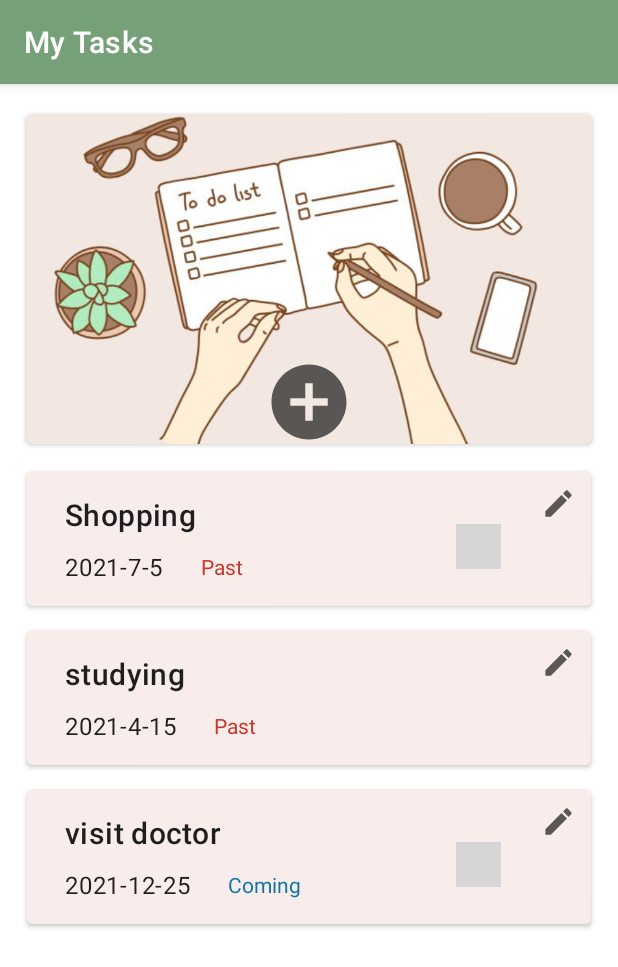
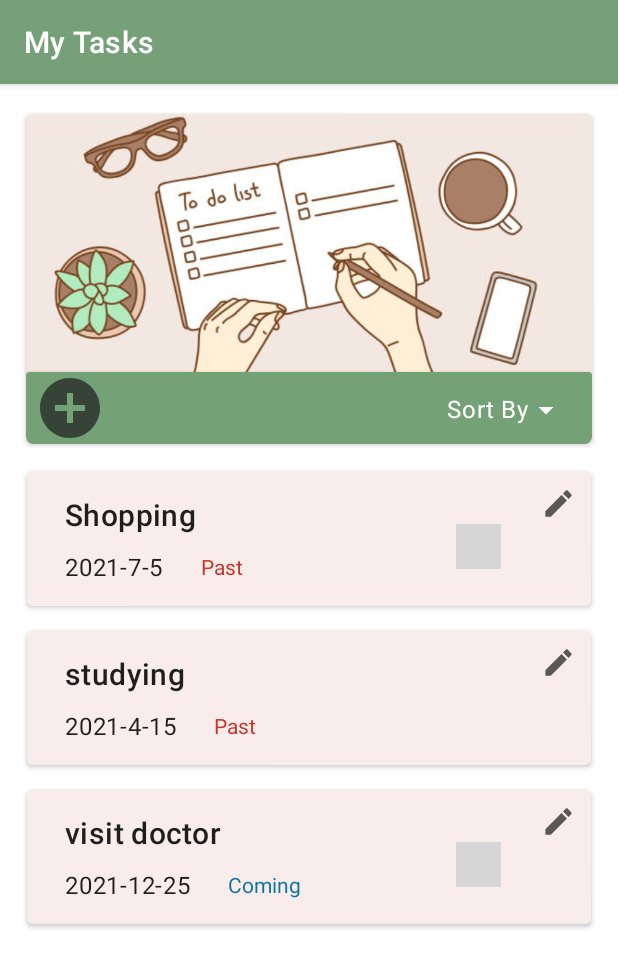
Before and after one commit to reem-altammami/ToDoListApp, an Android app: the screen it shows after launch (MainActivity), on a phone screen of 412 x 824 dp. Shown: the top 967 px of the screen. Run offline under Robolectric (Android 15) with nearby library versions, the phone set to English and light mode, and no system bars; our stand-ins replace data binding, navigation-ui; grey boxes are pictures that could not be loaded.

Commit message:
Sorting Tasks

```diff
--- a/app/src/main/java/adapter/Adapter.kt
+++ b/app/src/main/java/adapter/Adapter.kt
@@ -16,9 +16,11 @@ import androidx.navigation.fragment.findNavController
 import androidx.recyclerview.widget.RecyclerView
 import com.example.todolistapp.R
 import com.example.todolistapp.TaskListFragmentDirections
+import com.example.todolistapp.allTask
+import data.DataSource
 import model.ToDo
 
-class ToDoAdapter (val context: Context, val dataSet:List<ToDo>):RecyclerView.Adapter<ToDoAdapter.ToDoViewHolder>() {
+class ToDoAdapter (val context: Context,val dataSet:List<ToDo> ):RecyclerView.Adapter<ToDoAdapter.ToDoViewHolder>() {
 
     class ToDoViewHolder(view: View) : RecyclerView.ViewHolder(view) {
         val toDoTitle : TextView = view.findViewById(R.id.task_title)
@@ -53,14 +55,12 @@ class ToDoAdapter (val context: Context, val dataSet:List<ToDo>):RecyclerView.Ad
 
         }
 
-        holder.edit.setOnClickListener {
-            val action = TaskListFragmentDirections.actionTaskListFragmentToEditFragment(position)
-            holder.edit.findNavController().navigate(action)
-        }
-//        holder.delete.setOnClickListener {
+//        holder.edit.setOnClickListener {
 //            val action = TaskListFragmentDirections.actionTaskListFragmentToEditFragment(position)
-//            holder.delete.findNavController().navigate(action)
+//            holder.edit.findNavController().navigate(action)
 //        }
+
+
     }
 
     override fun getItemCount(): Int = dataSet.size
--- a/app/src/main/java/com/example/todolistapp/Database.kt
+++ b/app/src/main/java/com/example/todolistapp/Database.kt
@@ -4,11 +4,12 @@ import model.ToDo
  object Argument{
     const val INDEX = "itemPosition"
 }
+
 val allTask: MutableList<ToDo> =
     mutableListOf(
-        ToDo("Shopping","rrrrrrrrrrrrrrrrr","2021-7-5","",true,true),
-        ToDo("studying","aaaaaaaaaaaaaaaaaa","2021-4-15","",false,true),
-        ToDo("visit doctor","vvvvvvvvvvvvvvvvvvv","2021-12-25","",true,false)
+        ToDo("Shopping","rrrrrrrrrrrrrrrrr","2021-7-5","2021-6-20",true,true),
+        ToDo("studying","aaaaaaaaaaaaaaaaaa","2021-4-15","2020-12-1",false,true),
+        ToDo("visit doctor","vvvvvvvvvvvvvvvvvvv","2021-12-25","2021-10-1",true,false)
 
 
     )
--- a/app/src/main/java/com/example/todolistapp/EditFragment.kt
+++ b/app/src/main/java/com/example/todolistapp/EditFragment.kt
@@ -51,11 +51,9 @@ class EditFragment : Fragment() {
             pos = it?.getInt("itemPos")
         }
 
-//        sharedViewModel.displayInformation()
+        sharedViewModel.displayInformation()
 
-        Log.e("TAG", "pos ${pos}  currentTaskPosition= ${sharedViewModel.currentTaskPosition.value}")
-        sharedViewModel.displayInformation(pos)
-        Log.e("TAG", "pos ${pos}  currentTaskPosition= ${sharedViewModel.currentTaskPosition.value}")
+//        sharedViewModel.displayInformation(pos)
         showIfComplete()
         showIsPast()
 
--- a/app/src/main/java/data/DataSource.kt
+++ b/app/src/main/java/data/DataSource.kt
@@ -16,4 +16,5 @@ class DataSource {
         return allTask
 
     }
+
 }
--- /dev/null
+++ b/app/src/main/res/drawable/ic_arrow_drop_down.xml
@@ -0,0 +1,5 @@
+<vector android:height="24dp" android:tint="#FFFFFF"
+    android:viewportHeight="24" android:viewportWidth="24"
+    android:width="24dp" xmlns:android="http://schemas.android.com/apk/res/android">
+    <path android:fillColor="@android:color/white" android:pathData="M7,10l5,5 5,-5z"/>
+</vector>
--- a/app/src/main/res/layout/fragment_edit.xml
+++ b/app/src/main/res/layout/fragment_edit.xml
@@ -130,12 +130,12 @@
                     <Button
                         android:id="@+id/edit_button"
                         android:text="@string/edit"
-                        app:layout_constraintStart_toStartOf="parent"
-                        app:layout_constraintEnd_toStartOf="@id/cancel_button"
+                        app:layout_constraintStart_toEndOf="@id/cancel_button"
                         app:layout_constraintTop_toBottomOf="@id/fieldDescription"
                         app:layout_constraintBottom_toTopOf="@id/creation_date"
                         android:layout_width="160dp"
                         android:textAlignment="center"
+                        android:layout_marginStart="8dp"
                         android:onClick="@{()->editFragment.updateTask() }"
                         android:layout_height="wrap_content"
                         android:layout_marginTop="60dp" />
@@ -144,7 +144,7 @@
                         android:text="@string/cancel"
                         android:textAlignment="center"
                         app:layout_constraintStart_toEndOf="@id/edit_button"
-                        app:layout_constraintEnd_toEndOf="parent"
+                        app:layout_constraintStart_toStartOf="parent"
                         app:layout_constraintTop_toBottomOf="@id/fieldDescription"
                         app:layout_constraintBottom_toTopOf="@id/creation_date"
                         android:layout_marginStart="10dp"
--- a/app/src/main/res/layout/fragment_show_task.xml
+++ b/app/src/main/res/layout/fragment_show_task.xml
@@ -108,7 +108,7 @@
                         android:id="@+id/edit_icon"
                         android:layout_width="25dp"
                         android:layout_height="25dp"
-                        android:onClick="@{()->showTaskFragment.editTask()}"
+                        android:onClick="@{()->showTaskFragment.goToEditTaskPage()}"
                         app:layout_constraintEnd_toEndOf="parent"
                         app:layout_constraintTop_toTopOf="parent"
                         app:srcCompat="@drawable/ic_edit" />
--- a/app/src/main/res/layout/fragment_task_list.xml
+++ b/app/src/main/res/layout/fragment_task_list.xml
@@ -37,7 +37,38 @@
                     android:id="@+id/img"
                     android:layout_width="match_parent"
                     android:layout_height="220dp">
+                    <androidx.cardview.widget.CardView
+                        app:layout_constraintBottom_toBottomOf="parent"
+                        app:layout_constraintStart_toStartOf="parent"
+                        android:layout_width="match_parent"
+                        android:layout_height="wrap_content"
+                        android:padding="0dp"
+                        android:backgroundTint="#75A177">
+                        <ImageView
+                            android:id="@+id/add"
+                            android:layout_width="48dp"
+                            android:layout_height="48dp"
+                            android:layout_marginStart="5dp"
+                            android:onClick="@{()-> listTaskFragment.addNewTask()}"
+                            app:srcCompat="@drawable/ic_baseline_add_circle_24" />
 
+
+                        <TextView
+                            android:layout_width="wrap_content"
+                            android:id="@+id/my_button"
+                            android:padding="0dp"
+                            android:layout_height="wrap_content"
+                            android:layout_marginStart="280dp"
+                            android:layout_marginTop="13dp"
+                            android:textAlignment="viewEnd"
+                            android:drawableEnd="@drawable/ic_arrow_drop_down"
+                            android:textAppearance="@style/TextAppearance.MaterialComponents.Body1"
+                            android:text="Sort By"
+                            android:textColor="@color/white"
+                             />
+
+
+                    </androidx.cardview.widget.CardView>
                     <ImageView
                         android:id="@+id/image"
                         app:layout_constraintTop_toTopOf="parent"
@@ -47,24 +78,17 @@
                         app:srcCompat="@drawable/todo"
                         android:scaleType="centerCrop" />
 
-                    <ImageView
-                        android:id="@+id/add"
-                        android:layout_width="60dp"
-                        android:layout_height="60dp"
-                        android:layout_marginTop="162dp"
-                        android:onClick="@{()-> listTaskFragment.addNewTask()}"
-                        app:layout_constraintEnd_toEndOf="parent"
-                        app:layout_constraintStart_toStartOf="parent"
-                        app:layout_constraintTop_toTopOf="parent"
-                        app:srcCompat="@drawable/ic_baseline_add_circle_24" />
+                </androidx.constraintlayout.widget.ConstraintLayout>
 
 
-                </androidx.constraintlayout.widget.ConstraintLayout>
             </androidx.cardview.widget.CardView>
-
+<androidx.constraintlayout.widget.ConstraintLayout
+    android:layout_width="match_parent"
+    android:layout_height="match_parent"
+    app:layout_constraintTop_toBottomOf="@id/image_card">
             <androidx.recyclerview.widget.RecyclerView
                 android:layout_marginTop="10dp"
-                app:layout_constraintTop_toBottomOf="@id/image_card"
+                app:layout_constraintTop_toTopOf="parent"
                 app:layout_constraintStart_toStartOf="parent"
                 android:id="@+id/recycler_view"
                 android:layout_width="match_parent"
@@ -72,5 +96,6 @@
                 app:layoutManager="androidx.recyclerview.widget.LinearLayoutManager"
                 android:scrollbars="vertical" />
         </androidx.constraintlayout.widget.ConstraintLayout>
+        </androidx.constraintlayout.widget.ConstraintLayout>
     </ScrollView>
 </layout>
--- /dev/null
+++ b/app/src/main/res/menu/sort_menu.xml
@@ -0,0 +1,32 @@
+<?xml version="1.0" encoding="utf-8"?>
+<menu xmlns:android="http://schemas.android.com/apk/res/android"
+    xmlns:app="http://schemas.android.com/apk/res-auto">
+    <item
+        android:id="@+id/sort_iscomplate"
+        android:title="@string/don"
+        />
+    <item
+        android:id="@+id/sort_isPast"
+        android:title="@string/coming"
+        />
+    <item
+        android:id="@+id/sort_alpha"
+        android:title="@string/alpha"
+        />
+    <item
+        android:id="@+id/sort_due"
+        android:title="@string/due_date_menu"
+        app:showAsAction="ifRoom"
+        />
+    <item
+        android:id="@+id/sort_cration"
+        android:title="@string/creation_date_menu"
+        app:showAsAction="always"
+        />
+    <item
+        android:id="@+id/un_sorted"
+        android:title="@string/reset"
+        app:showAsAction="never"
+        />
+
+</menu>
--- a/app/src/main/res/navigation/nav_graph.xml
+++ b/app/src/main/res/navigation/nav_graph.xml
@@ -23,6 +23,9 @@
         <action
             android:id="@+id/action_taskListFragment_to_showTaskFragment3"
             app:destination="@id/showTaskFragment" />
+        <action
+            android:id="@+id/action_taskListFragment_self"
+            app:destination="@id/taskListFragment" />
     </fragment>
     <fragment
         android:id="@+id/showTaskFragment"
--- a/app/src/main/res/values/strings.xml
+++ b/app/src/main/res/values/strings.xml
@@ -20,5 +20,11 @@
     <string name="my_task">My Tasks</string>
     <string name="task_details">Task Details</string>
     <string name="edit_task">Edit Task</string>
+    <string name="don">Don</string>
+    <string name="alpha">A-Z</string>
+    <string name="reset">Reset</string>
+    <string name="creation_date_menu">Cration Date</string>
+    <string name="due_date_menu">Due Date</string>
+
 
 </resources>
```
Also changed, not shown: app/src/main/java/com/example/todolistapp/ShowTaskFragment.kt (+11 -8 lines), app/src/main/java/com/example/todolistapp/TaskListFragment.kt (+72 -16 lines), app/src/main/res/layout/item_todo_list.xml (+7 -7 lines), 1 other file.
